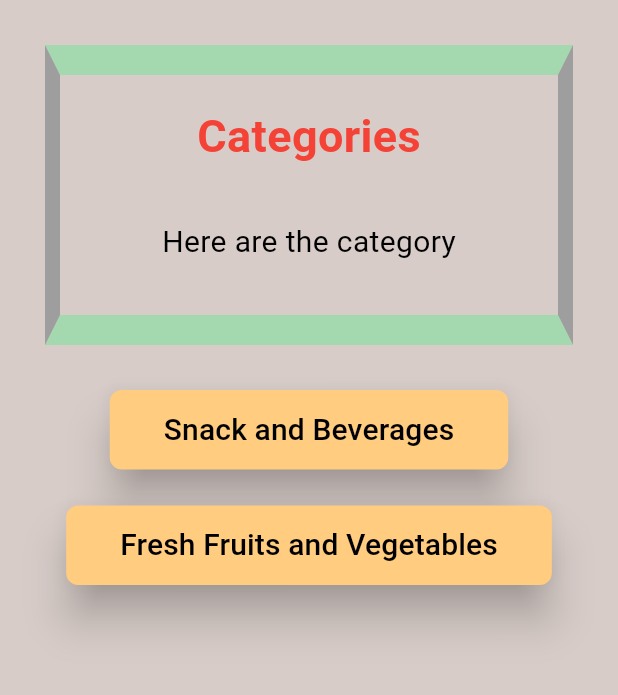
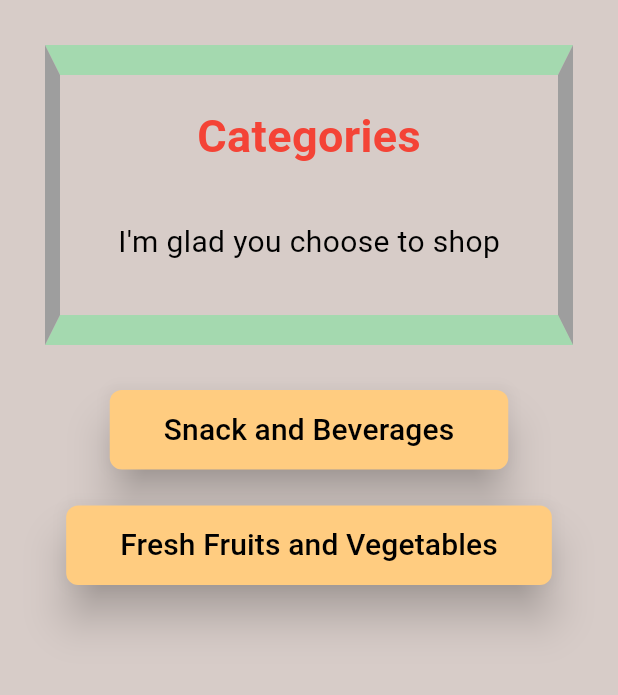
Before and after one commit to Dhannesh/app_navigation, a Flutter app: the screen it shows after launch, after a tap on "Shop Now!", on a phone screen of 412 x 824 dp, the part 84-779 px from its top. Run offline on Flutter 3.47's test engine with Material 3 defaults, Android fonts, the phone set to English and light mode, and no system bars; network calls fail.

Commit message:
pass arguments to named route

```diff
--- a/lib/main.dart
+++ b/lib/main.dart
@@ -18,8 +18,7 @@ class MyStore extends StatelessWidget {
         '/': (context) => const MyHomePage(),
         '/home': (context) => const MyHomePage(),
         '/categories': (context) => const MyCategories(),
-        '/snacks_beverages': (context) => const SnacksAndBeveragesProducts(),
-        '/fruits_vegetables': (context) => const FreshFruitsAndVegetablesProducts(),
+        '/products': (context) => const Products(),
       },
       title: 'Insta Store',
     );
--- a/lib/screens/categories.dart
+++ b/lib/screens/categories.dart
@@ -5,6 +5,8 @@ class MyCategories extends StatelessWidget {
 
   @override
   Widget build(BuildContext context) {
+    var arguments = ModalRoute.of(context)?.settings.arguments as Map;
+
     return Scaffold(
       backgroundColor: Colors.brown[100],
       appBar: AppBar(
@@ -24,8 +26,8 @@ class MyCategories extends StatelessWidget {
                   bottom: BorderSide(color: Color(0x776ae792), width: 20))),
           child: Column(
             mainAxisAlignment: MainAxisAlignment.spaceEvenly,
-            children: const [
-              Text(
+            children:  [
+             const Text(
                 'Categories',
                 style: TextStyle(
                     fontSize: 30,
@@ -34,7 +36,7 @@ class MyCategories extends StatelessWidget {
               ),
               Padding(
                 padding: EdgeInsets.all(15),
-                child: Text('Here are the category',
+                child: Text('${arguments["subtitle"]}',
                     style: TextStyle(fontSize: 20, color: Colors.black)),
               )
             ],
@@ -47,7 +49,7 @@ class MyCategories extends StatelessWidget {
             backgroundColor: Colors.orange[200],
           ),
           onPressed: () {
-           Navigator.pushNamed(context, '/snacks_beverages');
+           Navigator.pushNamed(context, '/products', arguments: {"category":"snacks_beverages"});
           },
           child: const Padding(
             padding: EdgeInsets.all(12),
@@ -67,7 +69,7 @@ class MyCategories extends StatelessWidget {
             backgroundColor: Colors.orange[200],
           ),
           onPressed: () {
-           Navigator.pushNamed(context, '/fruits_vegetables');
+           Navigator.pushNamed(context, '/products',arguments: {'category':'fruits_vegetables'});
           },
           child: const Padding(
             padding: EdgeInsets.all(12),
--- a/lib/screens/home.dart
+++ b/lib/screens/home.dart
@@ -44,7 +44,7 @@ class MyHomePage extends StatelessWidget {
                     borderRadius: BorderRadius.circular(8)),
                 backgroundColor: Colors.orange[900]),
             onPressed: () {
-             Navigator.pushNamed(context, '/categories');
+             Navigator.pushNamed(context, '/categories', arguments: {"subtitle":"I'm glad you choose to shop"});
             },
             child: const Padding(
               padding: EdgeInsets.all(12),
```
Also changed, not shown: lib/screens/products.dart (+28 -76 lines), 1 other file.
